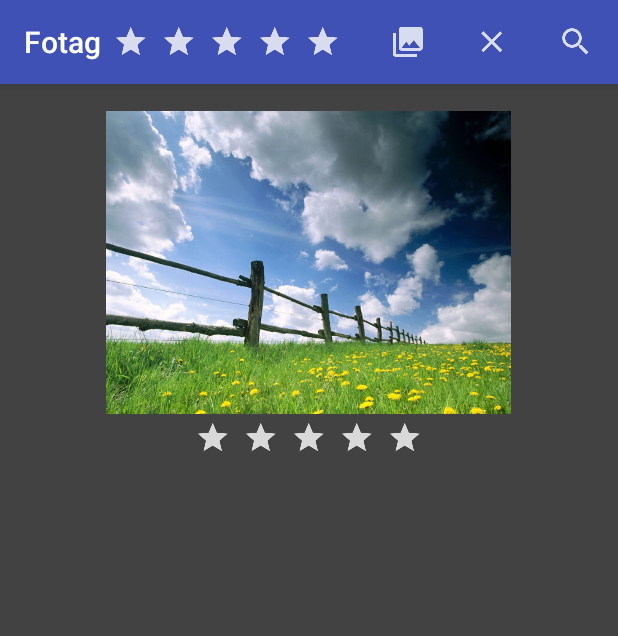
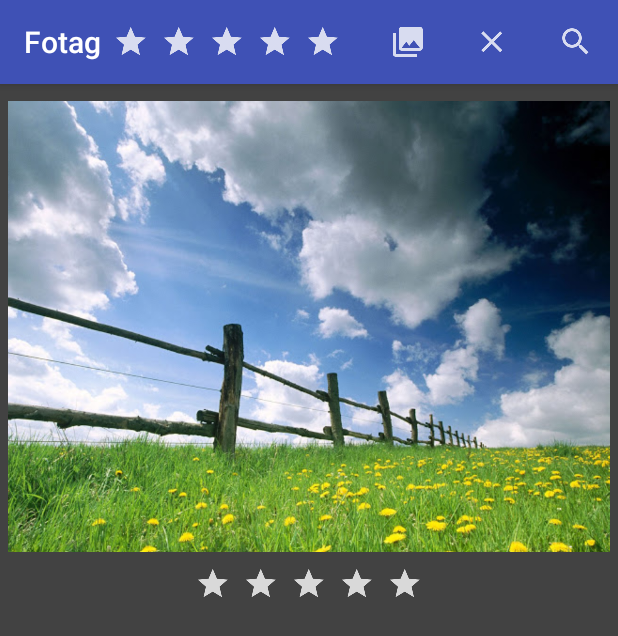
Before and after one commit to darrencyz/InstaDroid, an Android app: the screen it shows after launch (MainActivity), after a tap on "Add", on a phone screen of 412 x 824 dp. Shown: the top 636 px of the screen. Run offline under Robolectric (Android 15) with nearby library versions, the phone set to English and light mode, and no system bars.

```diff
--- a/app/src/main/res/layout-land/content_main.xml
+++ b/app/src/main/res/layout-land/content_main.xml
@@ -1,12 +1,30 @@
-<?xml version="1.0" encoding="utf-8"?>
-
 <ScrollView xmlns:android="http://schemas.android.com/apk/res/android"
     android:layout_width="match_parent"
     android:layout_height="match_parent">
-    <LinearLayout xmlns:android="http://schemas.android.com/apk/res/android"
-        android:id="@+id/contentmain"
-        android:orientation="vertical"
+<RelativeLayout xmlns:android="http://schemas.android.com/apk/res/android"
+    xmlns:tools="http://schemas.android.com/tools"
+    android:layout_width="match_parent"
+    android:layout_height="match_parent"
+    tools:context=".MainActivity">
+
+    <LinearLayout
+        android:id="@+id/firstLayout"
         android:layout_width="match_parent"
-        android:layout_height="match_parent">
-    </LinearLayout>
+        android:layout_height="match_parent"
+        android:layout_toLeftOf="@+id/secondView"
+        android:orientation="vertical"></LinearLayout>
+
+    <View
+        android:id="@+id/secondView"
+        android:layout_width="0dp"
+        android:layout_height="match_parent"
+        android:layout_centerHorizontal="true" />
+
+    <LinearLayout
+        android:id="@+id/thirdLayout"
+        android:layout_width="match_parent"
+        android:layout_height="match_parent"
+        android:layout_toRightOf="@+id/secondView"
+        android:orientation="vertical"></LinearLayout>
+</RelativeLayout>
 </ScrollView>
--- a/app/src/main/res/layout/image.xml
+++ b/app/src/main/res/layout/image.xml
@@ -1,21 +1,22 @@
 <?xml version="1.0" encoding="utf-8"?>
 <LinearLayout xmlns:android="http://schemas.android.com/apk/res/android"
     android:orientation="vertical"
-    android:layout_marginTop="12dp"
+    android:padding="5dp"
     android:gravity="center_horizontal"
     android:layout_width="match_parent"
     android:layout_height="match_parent">
 
     <ImageView
         android:id="@+id/image"
-        android:layout_width="270dp"
+        android:layout_width="wrap_content"
         android:layout_height="wrap_content"
-        android:scaleType="fitXY"
+        android:scaleType="fitCenter"
         android:adjustViewBounds="true"/>
 
     <RatingBar
         android:layout_width="wrap_content"
         android:layout_height="wrap_content"
+        android:paddingTop="5dp"
         style= "@style/CustomRatingBar"
         android:id="@+id/ratingBar"
         android:numStars="5"
```
Also changed, not shown: app/src/main/java/com/dcaoyz/fotag/ImageAdapter.java (deleted, +0 -93 lines), app/src/main/java/com/dcaoyz/fotag/View.java (+31 -11 lines).
